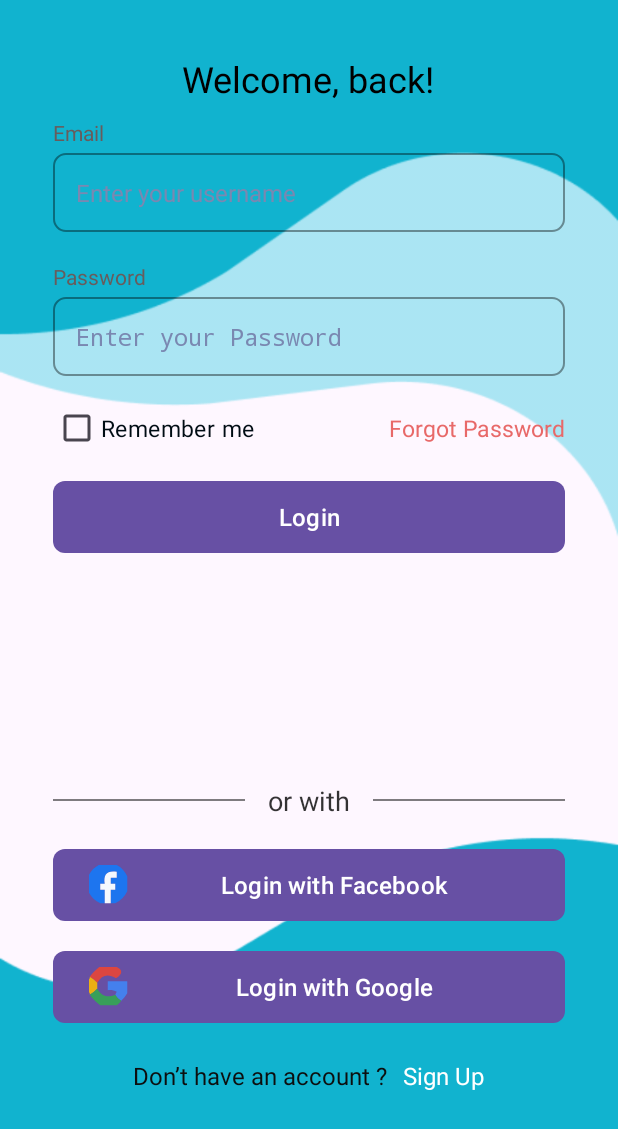
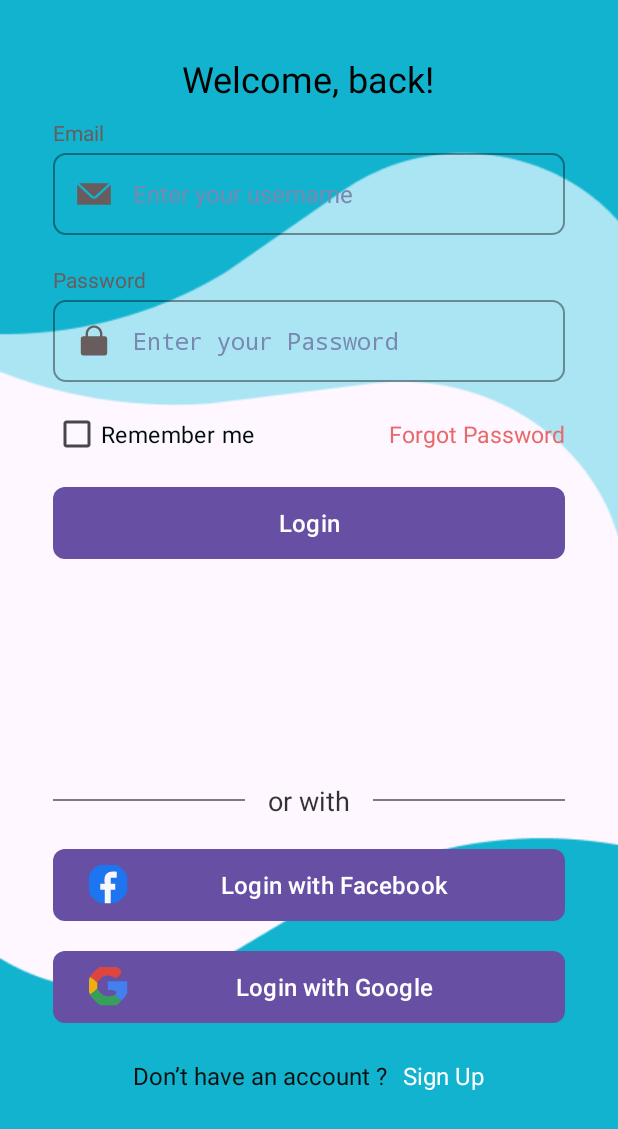
Before and after one commit to GDSCDSU/Healthy-Scan-App, an Android app: the screen it shows after launch (Login), on a phone screen of 412 x 824 dp. Shown: the top 1129 px of the screen. Run offline under Robolectric (Android 15) with nearby library versions, the phone set to English and light mode, and no system bars.

Commit message:
add icons in login page

```diff
--- a/app/src/main/res/layout/activity_login.xml
+++ b/app/src/main/res/layout/activity_login.xml
@@ -48,6 +48,8 @@
             android:layout_marginTop="4dp"
             android:textAppearance="@style/email_text"
             android:hint="Enter your username"
+            android:drawableStart="@drawable/email"
+            android:drawablePadding="14dp"
             android:inputType="textEmailAddress"
             android:textColorHint="#7A88B1">
         </EditText>
@@ -72,6 +74,8 @@
             android:textAppearance="@style/email_text"
             android:hint="Enter your Password"
             android:inputType="textPassword"
+            android:drawableStart="@drawable/password"
+            android:drawablePadding="14dp"
             android:textColorHint="#7A88B1">
         </EditText>
 
```
